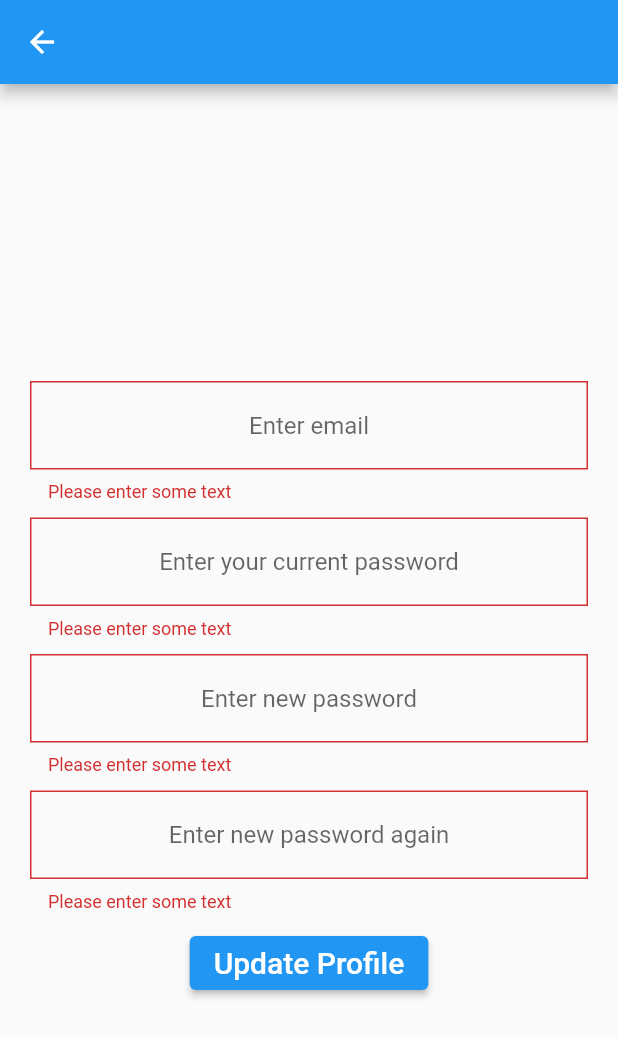
After one commit to yavuzyal/unite, a Flutter app: the changePassword screen opened directly, after a tap on "Update Profile", on a phone screen of 412 x 824 dp. The commit adds this screen. Shown: the top 1037 px of the screen. Run offline on Flutter 3.47's test engine with Material 2 defaults, Android fonts, the phone set to English and light mode, and no system bars; our stand-ins replace after_layout, animated_text_kit, carousel_slider, cloud_firestore, email_validator, file_picker and 16 more; missing offline and left inert: dart:html, flutter_firebase_chat_core, flutter_login_facebook, mailer; accounts and stored records are empty; network calls fail.

Commit message:
change password

```diff
--- a/lib/EditProfile.dart
+++ b/lib/EditProfile.dart
@@ -68,7 +68,7 @@ class _EditProfile extends State {
     final pickedFile = await _picker.pickImage(source: ImageSource.gallery);
 
     setState(() {
-      _imageFile = File(pickedFile!.path);
+      pickedFile != null ? _imageFile = File(pickedFile!.path) : _imageFile = null;
     });
   }
 
@@ -141,6 +141,10 @@ class _EditProfile extends State {
   @override
   Widget build(BuildContext context) {
     return Scaffold(
+      appBar:
+      AppBar(
+
+      ),
       body: Stack(
         children: [
           Container(
--- a/lib/Settings.dart
+++ b/lib/Settings.dart
@@ -14,7 +14,7 @@ import 'utils/styles.dart';
 import 'package:firebase_analytics/firebase_analytics.dart';
 import 'package:cloud_firestore/cloud_firestore.dart';
 import 'package:flutter_login_facebook/flutter_login_facebook.dart';
-
+import 'changePassword.dart';
 
 class Settings extends StatefulWidget {
   @override
@@ -56,6 +56,7 @@ class _Settings2 extends State<Settings> {
     }
 
   }
+
 
   Future ifPrivate() async {
 
@@ -157,7 +158,7 @@ class _Settings2 extends State<Settings> {
                           Text("UNIte", style: AppStyles.appNameMainPage,),
                           SizedBox(height: 20.0,),
                           ElevatedButton(
-                            style: ElevatedButton.styleFrom(minimumSize: Size(150, 50), primary: Colors.lightBlue),
+                            style: ElevatedButton.styleFrom(minimumSize: Size(200, 50), primary: Colors.lightBlue),
                             //ButtonStyle(backgroundColor: MaterialStateProperty.resolveWith(buttonColorCheck)),
                             onPressed: () {
                               setState(() {
@@ -169,7 +170,7 @@ class _Settings2 extends State<Settings> {
 
                           SizedBox(height: 10,),
                           ElevatedButton(
-                            style: ElevatedButton.styleFrom(minimumSize: Size(150, 50), primary: Colors.lightBlue),
+                            style: ElevatedButton.styleFrom(minimumSize: Size(200, 50), primary: Colors.lightBlue),
                             onPressed: () {
                               setState(() {
                                 Navigator.push(
@@ -183,7 +184,30 @@ class _Settings2 extends State<Settings> {
 
                           SizedBox(height: 10.0,),
                           ElevatedButton(
-                            style: ElevatedButton.styleFrom(minimumSize: Size(150, 50), primary: Colors.lightBlue),
+                            style: ElevatedButton.styleFrom(minimumSize: Size(200, 50), primary: Colors.lightBlue),
+                            onPressed: () {
+                              setState(()  {
+                                Navigator.push(
+                                  context,
+                                  MaterialPageRoute(builder: (context) => changePassword()),
+                                );
+                              });
+                            },
+                            child: Text("Change password", style:  TextStyle(fontSize: 20),),
+                          ),
+                          SizedBox(height: 10,),
+                          ElevatedButton(
+                            style: ElevatedButton.styleFrom(minimumSize: Size(200, 50), primary: Colors.lightBlue),
+                            onPressed: () {
+                              setState(() async {
+                                makePrivate();
+                              });
+                            },
+                            child: Text(isPrivate == 'public' ? 'Make Private' : 'Make Public', style:  TextStyle(fontSize: 20),),
+                          ),
+                          SizedBox(height: 10.0,),
+                          ElevatedButton(
+                            style: ElevatedButton.styleFrom(minimumSize: Size(200, 50), primary: Colors.lightBlue),
                             //ButtonStyle(backgroundColor: MaterialStateProperty.resolveWith(buttonColorCheck), ),
                             onPressed: () async{
 
@@ -215,17 +239,7 @@ class _Settings2 extends State<Settings> {
 
                           SizedBox(height: 10,),
                           ElevatedButton(
-                            style: ElevatedButton.styleFrom(minimumSize: Size(150, 50), primary: Colors.lightBlue),
-                            onPressed: () {
-                              setState(() async {
-                                makePrivate();
-                              });
-                            },
-                            child: Text(isPrivate == 'public' ? 'Make Private' : 'Make Public', style:  TextStyle(fontSize: 20),),
-                          ),
-                          SizedBox(height: 10,),
-                          ElevatedButton(
-                            style: ElevatedButton.styleFrom(minimumSize: Size(150, 50), primary: Colors.lightBlue),
+                            style: ElevatedButton.styleFrom(minimumSize: Size(200, 50), primary: Colors.lightBlue),
                             onPressed: () {
                               setState(() async {
                                 deleteAccount();
--- /dev/null
+++ b/lib/changePassword.dart
@@ -0,0 +1,199 @@
+import 'dart:io';
+import 'dart:io' as io;
+import 'package:email_validator/email_validator.dart';
+import 'package:firebase_auth/firebase_auth.dart';
+import 'package:firebase_storage/firebase_storage.dart';
+import 'package:flutter/material.dart';
+import 'package:fluttertoast/fluttertoast.dart';
+import 'package:image_picker/image_picker.dart';
+import 'package:firebase_core/firebase_core.dart' as firebase_core;
+import 'package:firebase_storage/firebase_storage.dart' as firebase_storage;
+import 'package:path/path.dart';
+import 'package:unite/LoggedIn.dart';
+import 'package:unite/utils/colors.dart';
+import 'package:unite/utils/dimensions.dart';
+import 'package:cloud_firestore/cloud_firestore.dart';
+
+class changePassword extends StatefulWidget {
+  const changePassword({Key? key}) : super(key: key);
+
+  @override
+  _changePasswordState createState() => _changePasswordState();
+}
+
+Future validate(String email, String currentPass, String newPass, context) async{
+
+  final cred = await EmailAuthProvider.credential(email: email, password: currentPass);
+
+  _user!.reauthenticateWithCredential(cred).then((value) {
+    _user!.updatePassword(newPass).then((_) {
+      error_text = "Password successfully updated";
+    }).catchError((error) {
+      error_text = "Password could not be updated";
+    });
+  }).catchError((err) {
+    print("AAA");
+    error_text = "Incorrect email or password";
+  });
+  error_text = "Password successfully updated";
+}
+
+final _formKey = GlobalKey<FormState>();
+final _user = FirebaseAuth.instance.currentUser;
+String current_pass = '';
+String email = '';
+String new_pass = '';
+RegExp regex = RegExp(r'^(?=.*?[A-Z])(?=.*?[a-z])(?=.*?[0-9])(?=.*?[!@#\$&*~-]).{8,}$');
+String error_text = '';
+
+class _changePasswordState extends State<changePassword> {
+  @override
+  Widget build(BuildContext context) {
+      return Scaffold(
+        appBar:
+        AppBar(
+        ),
+        body: Stack(
+          children: [
+            Container(
+              margin: const EdgeInsets.only(top: 20),
+              child: Form(
+                key: _formKey,
+                child: Flex(
+                  direction: Axis.vertical,
+                  children: [Flexible(
+                    child: Padding(
+                      padding: AppDimensions.padding20,
+                      child: Column(
+                        mainAxisAlignment: MainAxisAlignment.center,
+                        children: [
+                          SizedBox(height: 20,),
+                          TextFormField(
+                            textAlign: TextAlign.center,
+                            decoration: new InputDecoration(
+                              hintText: "Enter email",
+                              fillColor: Colors.black,
+                              border: new OutlineInputBorder(
+                                borderRadius: new BorderRadius.circular(0.0),
+                                borderSide: new BorderSide(),
+                              ),
+                            ),
+                            validator: (String? value) {
+                              if (value == null || value.isEmpty) {
+                                return 'Please enter some text';
+                              }
+                              else if(!EmailValidator.validate(value)){
+                                return 'Please enter a valid email address';
+                              }
+                              else {
+                                email = value;
+                              }
+                              return null;
+                            },
+                          ),
+                          SizedBox(height: 10,),
+                          TextFormField(
+                            textAlign: TextAlign.center,
+                            obscureText: true,
+                            decoration: new InputDecoration(
+                              hintText: "Enter your current password",
+                              fillColor: Colors.black,
+                              border: new OutlineInputBorder(
+                                borderRadius: new BorderRadius.circular(0.0),
+                                borderSide: new BorderSide(),
+                              ),
+                            ),
+                            validator: (String? value) {
+                              if (value == null || value.isEmpty) {
+                                return 'Please enter some text';
+                              }
+                              else if (value.length < 8){
+                                return 'Password length cannot be less than 8 characters';
+                              }
+                              else if(!regex.hasMatch(value)){
+                                return 'Password should include an uppercase letter, a lowercase\n  letter, one digit and a special character';
+                              }
+                              else{
+                                current_pass = value;
+                              }
+                              return null;
+                            },
+                          ),
+                          SizedBox(height: 10,),
+                          TextFormField(
+                            textAlign: TextAlign.center,
+                            obscureText: true,
+                            decoration: new InputDecoration(
+                              hintText: "Enter new password",
+                              fillColor: Colors.black,
+                              border: new OutlineInputBorder(
+                                borderRadius: new BorderRadius.circular(0.0),
+                                borderSide: new BorderSide(),
+                              ),
+                            ),
+                            validator: (String? value) {
+                              if (value == null || value.isEmpty) {
+                                return 'Please enter some text';
+                              }
+                              else if (value.length < 8){
+                                return 'Password length cannot be less than 8 characters';
+                              }
+                              else if(!regex.hasMatch(value)){
+                                return 'Password should include an uppercase letter, a lowercase\n  letter, one digit and a special character';
+                              }
+                              else{
+                                new_pass = value;
+                              }
+                            },
+                          ),
+                          SizedBox(height: 10,),
+                          TextFormField(
+                            textAlign: TextAlign.center,
+                            obscureText: true,
+                            decoration: new InputDecoration(
+                              hintText: "Enter new password again",
+                              fillColor: Colors.black,
+                              border: new OutlineInputBorder(
+                                borderRadius: new BorderRadius.circular(0.0),
+                                borderSide: new BorderSide(),
+                              ),
+                            ),
+                            validator: (String? value) {
+                              if (value == null || value.isEmpty) {
+                                return 'Please enter some text';
+                              }
+                              else if (value != new_pass){
+                                return 'Passwords don\'t match';
+                              }
+                            },
+                          ),
+                          SizedBox(height: 10,),
+                          ElevatedButton(
+                            onPressed: () async {
+                              if (_formKey.currentState!.validate()) {
+
+                                await validate(email, current_pass, new_pass, context);
+                                SnackBar snack = SnackBar(content: Text(error_text));
+                                ScaffoldMessenger.of(context).showSnackBar(snack);
+
+                              }
+                            },
+                            child: Text(
+                              "Update Profile",
+                              style: TextStyle(fontSize: 20, color: Colors.white),
+                            ),
+                          ),
+                          //addPostButton(context, post_message),
+                        ],
+                      ),
+                    ),
+                  ),
+                ],
+                ),
+              ),
+            ),
+          ],
+        ),
+      );
+  }
+}
```
